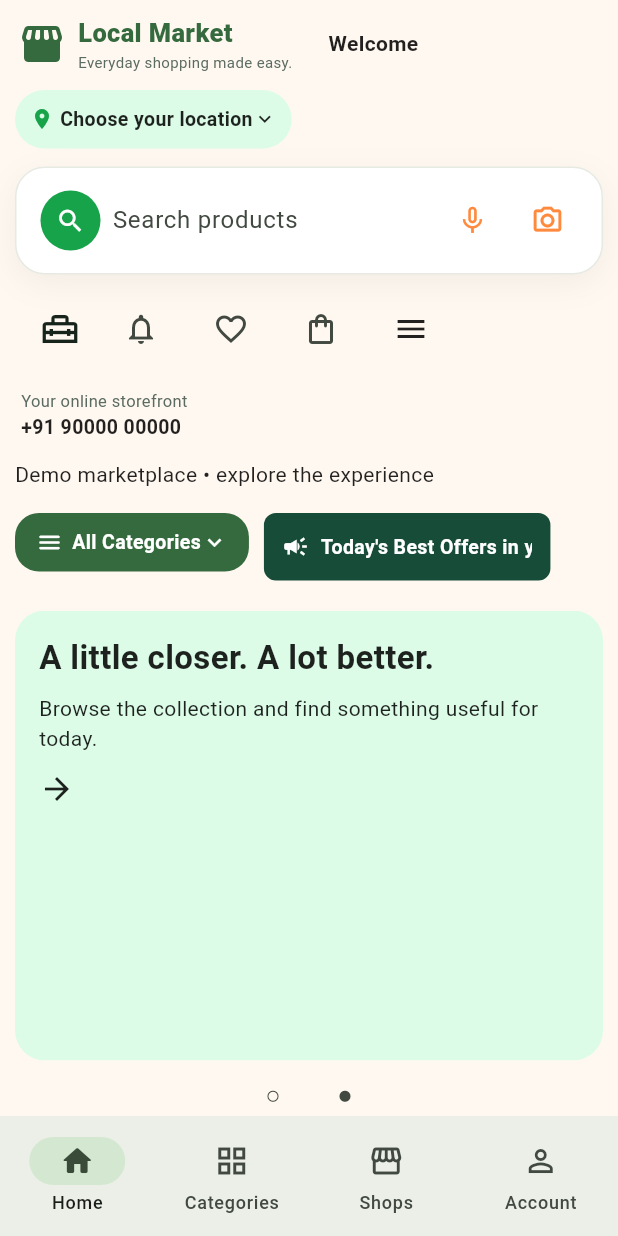
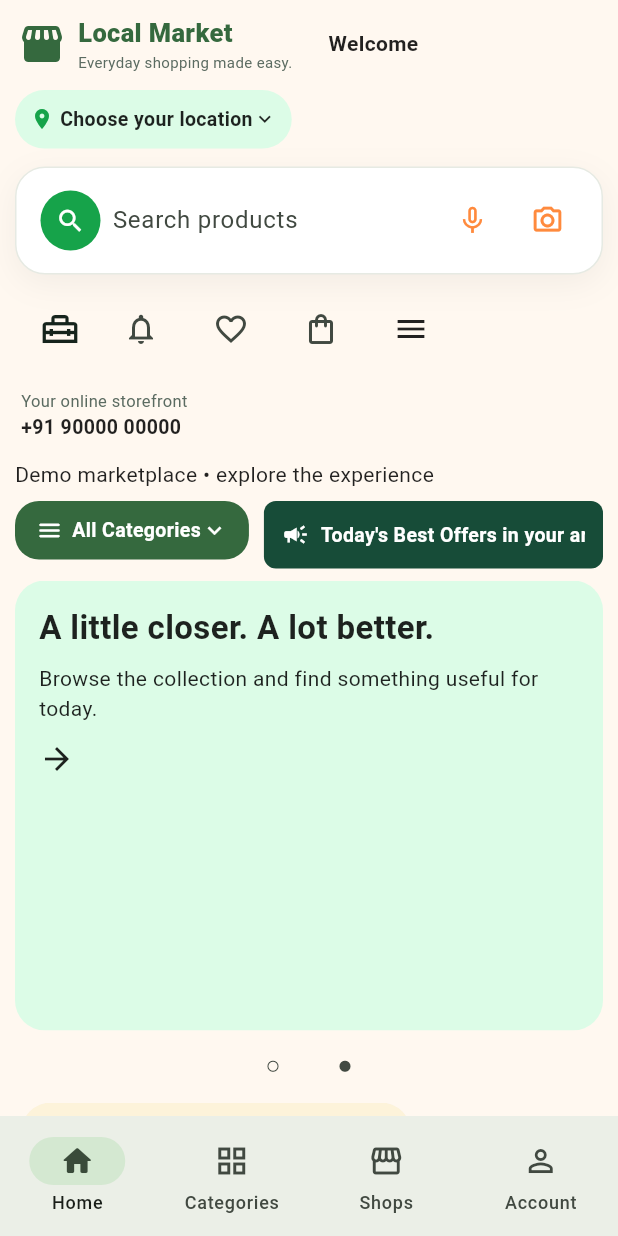
Before and after one commit to seshu1339-sys/my-project, a Flutter app: the screen it shows after launch, on a phone screen of 412 x 824 dp. Run offline on Flutter 3.47's test engine with Material 3 defaults, Android fonts, the phone set to English and light mode, and no system bars; our stand-ins replace cloud_firestore, cloud_functions, firebase_auth, firebase_core, firebase_messaging, firebase_storage and 7 more; missing offline and left inert: dart:js_interop; accounts and stored records are empty; Roboto replaces fonts that are missing (Arial).

Commit message:
Fix ticker alignment: root cause was Flexible competing with Expanded
Root cause of "scrolling bar stops in the middle": the "All Categories"
button was wrapped in Flexible (default flex:1), which competes
EQUALLY with the ticker's Expanded (also flex:1) for the row's width --
splitting it exactly 50/50 regardless of the button's actual content
size, instead of giving the button its natural size and the ticker
everything else. Confirmed by instrumenting both widgets' incoming
constraints: the row had 1394px available, Expanded got exactly 697px
(1394/2) every time, matching the measured visual cutoff point
pixel-for-pixel.

Fix: AllCategoriesButton is no longer wrapped in Flexible at all --
sized to its own natural content width (it already handles overflow
internally via its own Flexible(Text(...))), so Expanded(ticker)
receives 100% of whatever's left over. Shrinking or growing the button
now automatically rebalances the ticker's width.

Also moved this whole row to be the first child INSIDE `main` (the
Column holding offer carousel/categories/products), not a separate
full-width row above the main/ads split -- so its right edge always
matches the sections below it and the ADS column's left edge, instead
of extending further right past where the ad rail begins. Verified at
1440px and 1920px: the ticker's right edge now lines up exactly with
both the offer cards and the ADS column boundary.

Data-side (applied directly, not in this commit): section_notice had
width:1500/desktopScale:1.5/fontSize:40/etc. left over from admin
experimentation -- cleared. section_logo/section_search had stray
non-zero padding/margin/gap -- cleared to 0, per the "no gaps between
sections" request. Snapshotted the resulting clean state as
settings/my_default via the same mechanism the Visual Editor's "Save
as My Default" button uses.

Co-Authored-By: Claude Sonnet 5 <noreply@anthropic.com>

```diff
--- a/lib/ui/wireframe_home.dart
+++ b/lib/ui/wireframe_home.dart
@@ -225,31 +225,6 @@ class WireframeHome extends StatelessWidget {
                     ),
                   ),
                 notice,
-                Padding(
-                  padding: const EdgeInsets.symmetric(vertical: 8),
-                  child: Row(
-                    crossAxisAlignment: CrossAxisAlignment.start,
-                    children: [
-                      Flexible(
-                        child: AllCategoriesButton(
-                          onTap: () {
-                            final ctx = categoriesKey.currentContext;
-                            if (ctx != null) {
-                              Scrollable.ensureVisible(
-                                ctx,
-                                duration: const Duration(milliseconds: 350),
-                                curve: Curves.easeOut,
-                              );
-                            }
-                          },
-                        ),
-                      ),
-                      const SizedBox(width: 10),
-                      Expanded(child: wrapSection('notice', tickerSection)),
-                    ],
-                  ),
-                ),
-                SizedBox(height: page.gap),
                 LayoutBuilder(
                   builder: (context, c) {
                     final boxLayout = layoutFor(context, settings, 'boxes');
@@ -349,6 +324,48 @@ class WireframeHome extends StatelessWidget {
                     final main = Column(
                       crossAxisAlignment: CrossAxisAlignment.start,
                       children: [
+                        // The "All Categories" button + chip-strip ticker
+                        // lives inside `main` (not as a separate full-width
+                        // row above the main/ads split) specifically so its
+                        // right edge always matches the offer cards/
+                        // categories/products below it, not the ad rail's --
+                        // keeping every section in this column visually
+                        // aligned to the same left/right edges regardless of
+                        // the ad rail's own width.
+                        Padding(
+                          padding: const EdgeInsets.only(bottom: 8),
+                          child: Row(
+                            crossAxisAlignment: CrossAxisAlignment.start,
+                            children: [
+                              // Deliberately NOT Flexible/Expanded: a flex
+                              // widget here (even Flexible, which defaults to
+                              // flex:1) would compete equally with the
+                              // ticker's Expanded for the row's width,
+                              // splitting it 50/50 regardless of this
+                              // button's actual content size -- that was
+                              // exactly why the ticker used to stop partway
+                              // across instead of filling the rest of the
+                              // row. Sized to its own natural content width
+                              // instead, so shrinking or growing this button
+                              // automatically gives the ticker's Expanded
+                              // whatever space is left over.
+                              AllCategoriesButton(
+                                onTap: () {
+                                  final ctx = categoriesKey.currentContext;
+                                  if (ctx != null) {
+                                    Scrollable.ensureVisible(
+                                      ctx,
+                                      duration: const Duration(milliseconds: 350),
+                                      curve: Curves.easeOut,
+                                    );
+                                  }
+                                },
+                              ),
+                              const SizedBox(width: 10),
+                              Expanded(child: wrapSection('notice', tickerSection)),
+                            ],
+                          ),
+                        ),
                         for (final (i, descriptor) in orderedSectionKeys.indexed) ...[
                           wrapSection(descriptor.key, reorderedSections[descriptor.key]!),
                           if (carousel != null && i == promoInsertAt) carousel,
```
